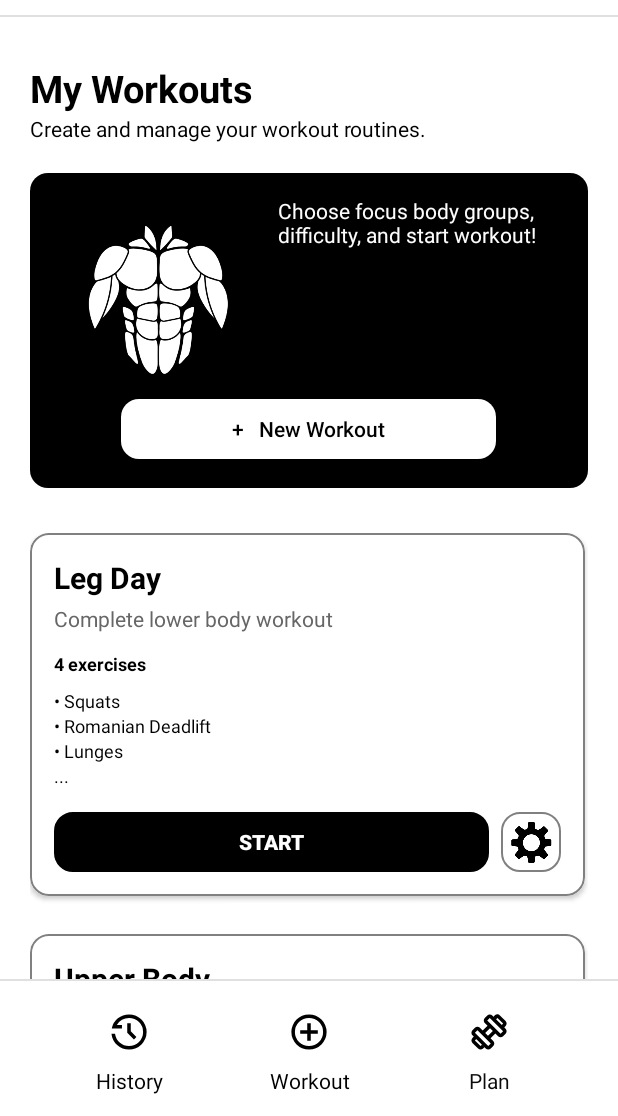
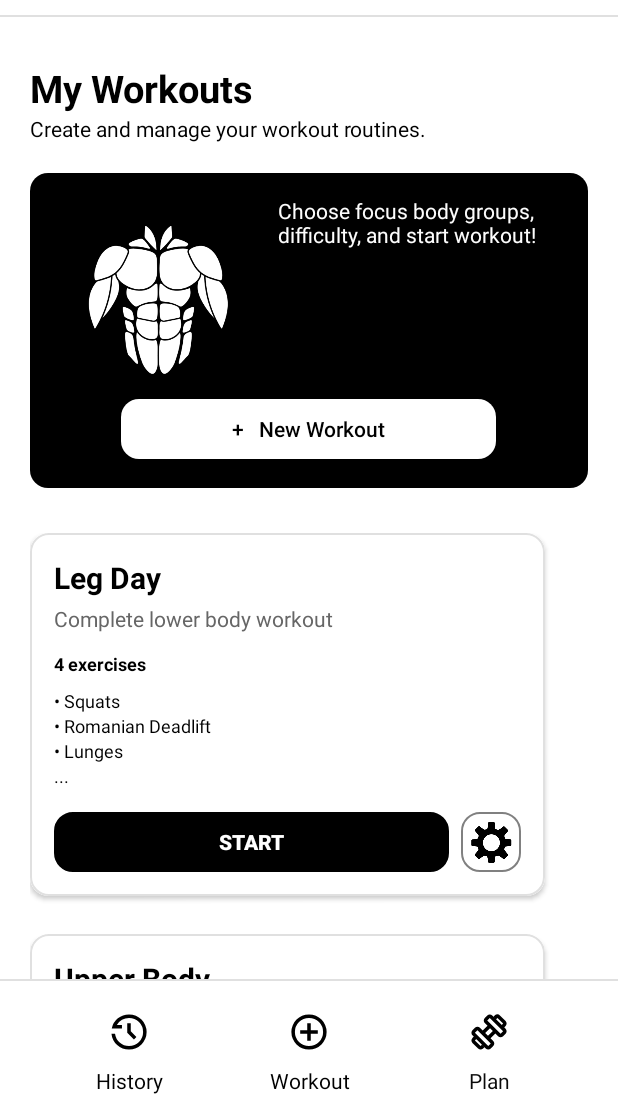
Before and after one commit to algenabagat/ITISMOB_MCO_Gainly, an Android app built with Jetpack Compose: the MainActivity screen opened directly, with no data from a screen before it, on a phone screen of 412 x 824 dp, the part 120-1236 px from its top. Run offline under Robolectric (Android 15) with nearby library versions, the phone set to English and light mode, and no system bars.

Commit message:
matched it w my phone

```diff
--- a/app/src/main/res/layout/item_workout.xml
+++ b/app/src/main/res/layout/item_workout.xml
@@ -1,18 +1,18 @@
 <?xml version="1.0" encoding="utf-8"?>
 <androidx.cardview.widget.CardView xmlns:android="http://schemas.android.com/apk/res/android"
     xmlns:app="http://schemas.android.com/apk/res-auto"
-    android:layout_width="370dp"
+    android:layout_width="343dp"
     android:layout_height="wrap_content"
     android:layout_gravity="center"
     android:layout_marginBottom="25dp"
+    app:cardBackgroundColor="@color/white"
     app:cardCornerRadius="12dp"
-    app:cardElevation="2dp"
     app:cardUseCompatPadding="false">
 
     <LinearLayout
         android:layout_width="match_parent"
         android:layout_height="wrap_content"
-        android:background="@drawable/back_gray_border"
+        android:background="@drawable/history_card_background"
         android:orientation="vertical"
         android:padding="16dp">
 
```
